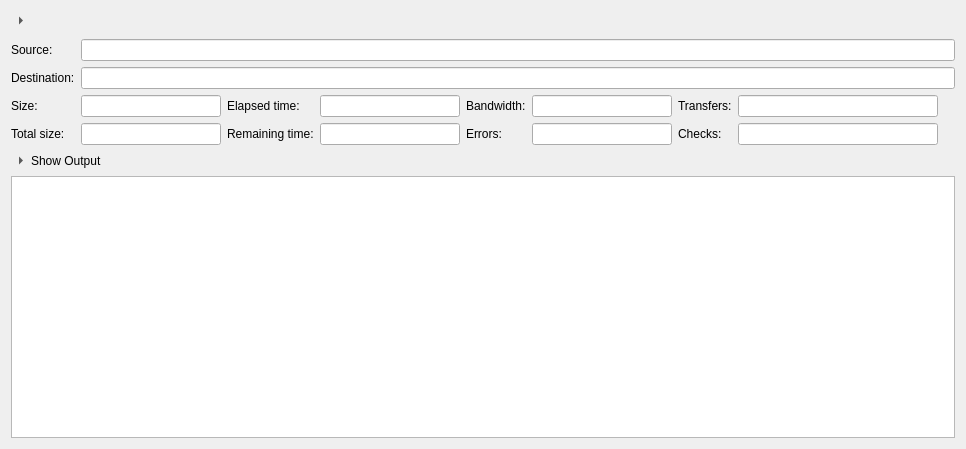
Above: src/job_widget.ui from SysAdminDoc/RcloneBrowserNG before the change. Below: the same form after it.
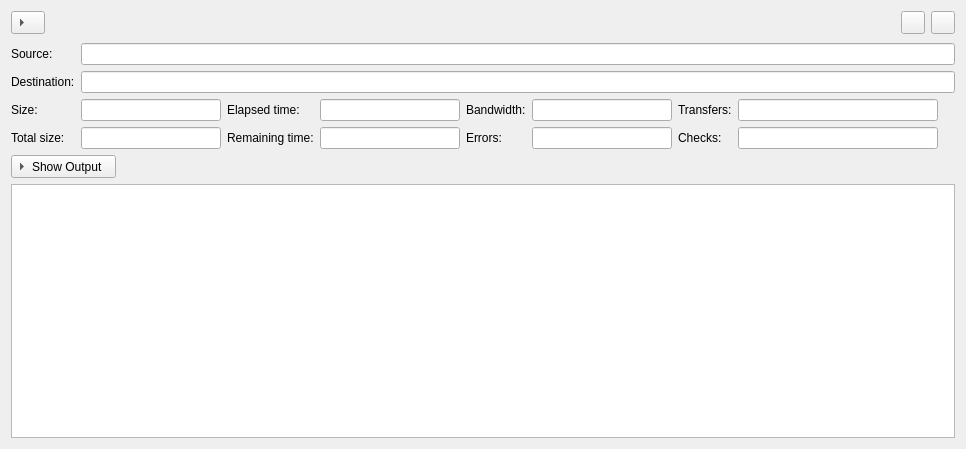
That is the form after the change.

Commit message:
chore: remove dead inline stylesheets from .ui files
Five .ui files defined QToolButton { border: 0 } inline stylesheets
that were immediately cleared to QString() in their .cpp constructors.
The global stylesheet in interface_polish.cpp handles all button
styling — these were leftover from before the design system existed.

Patch:
```diff
--- a/src/job_widget.ui
+++ b/src/job_widget.ui
@@ -35,7 +35,7 @@
       <item>
        <widget class="QToolButton" name="showDetails">
         <property name="styleSheet">
-         <string notr="true">QToolButton { border: 0 }</string>
+         <string notr="true"/>
         </property>
         <property name="checkable">
          <bool>true</bool>
@@ -57,7 +57,7 @@
          <string>Copy command to clipboard</string>
         </property>
         <property name="styleSheet">
-         <string notr="true">QToolButton { border: 0 }</string>
+         <string notr="true"/>
         </property>
        </widget>
       </item>
@@ -67,7 +67,7 @@
          <string>Cancel</string>
         </property>
         <property name="styleSheet">
-         <string notr="true">QToolButton { border: 0 }</string>
+         <string notr="true"/>
         </property>
        </widget>
       </item>
@@ -292,7 +292,7 @@
       <item row="5" column="0" colspan="2">
        <widget class="QToolButton" name="showOutput">
         <property name="styleSheet">
-         <string notr="true">QToolButton { border: 0 }</string>
+         <string notr="true"/>
         </property>
         <property name="text">
          <string>Show Output</string>
```
The commit also changes 4 other files.
